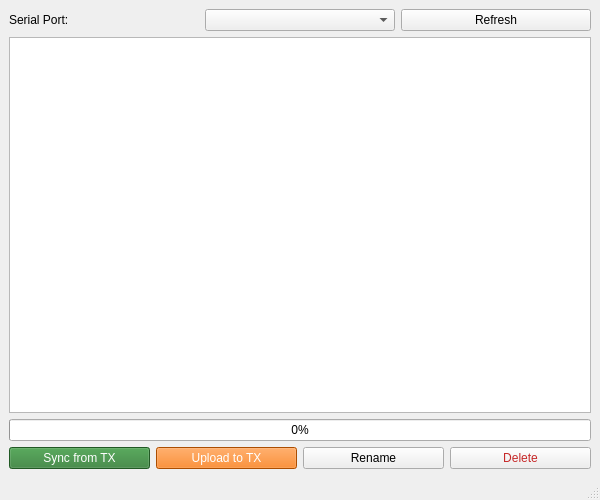
This is manager/manager-cpp/src/mainwindow.ui in kotori/avrrc as Qt 5 draws it before an edit. The edited form follows.
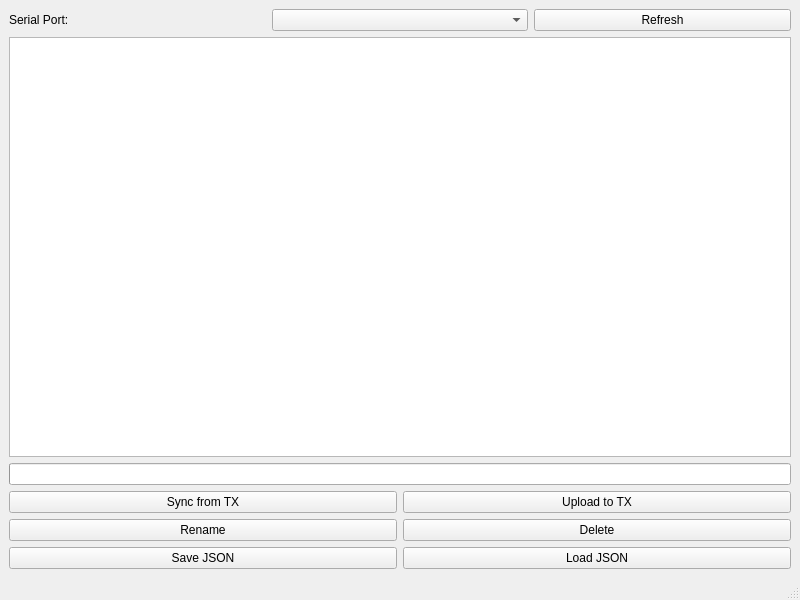
This is the edited form.

Diff of the .ui file:
```diff
--- a/manager/manager-cpp/src/mainwindow.ui
+++ b/manager/manager-cpp/src/mainwindow.ui
@@ -3,19 +3,10 @@
  <class>MainWindow</class>
  <widget class="QMainWindow" name="MainWindow">
   <property name="geometry">
-   <rect>
-    <x>0</x>
-    <y>0</y>
-    <width>600</width>
-    <height>500</height>
-   </rect>
-  </property>
-  <property name="windowTitle">
-   <string>AVRRC Stealth Brick Manager</string>
+   <rect><x>0</x><y>0</y><width>800</width><height>600</height></rect>
   </property>
   <widget class="QWidget" name="centralwidget">
-   <!-- The layout must be the direct child of the widget -->
-   <layout class="QVBoxLayout" name="verticalLayout">
+   <layout class="QVBoxLayout" name="mainLayout">
     <item>
      <layout class="QHBoxLayout" name="portLayout">
       <item>
@@ -37,55 +28,16 @@
       </item>
      </layout>
     </item>
+    <item><widget class="QListWidget" name="modelList"/></item>
+    <item><widget class="QProgressBar" name="progressBar"/></item>
     <item>
-     <widget class="QListWidget" name="modelList"/>
-    </item>
-    <item>
-     <widget class="QProgressBar" name="progressBar">
-      <property name="value">
-       <number>0</number>
-      </property>
-     </widget>
-    </item>
-    <item>
-     <layout class="QHBoxLayout" name="actionLayout">
-      <item>
-       <widget class="QPushButton" name="syncGetBtn">
-        <property name="text">
-         <string>Sync from TX</string>
-        </property>
-        <property name="styleSheet">
-         <string>background-color: #2e7d32; color: white;</string>
-        </property>
-       </widget>
-      </item>
-      <item>
-       <widget class="QPushButton" name="syncSetBtn">
-        <property name="text">
-         <string>Upload to TX</string>
-        </property>
-        <property name="styleSheet">
-         <string>background-color: #ef6c00; color: white;</string>
-        </property>
-       </widget>
-      </item>
-      <item>
-       <widget class="QPushButton" name="renameBtn">
-        <property name="text">
-         <string>Rename</string>
-        </property>
-       </widget>
-      </item>
-      <item>
-       <widget class="QPushButton" name="deleteBtn">
-        <property name="text">
-         <string>Delete</string>
-        </property>
-        <property name="styleSheet">
-         <string>color: #c62828;</string>
-        </property>
-       </widget>
-      </item>
+     <layout class="QGridLayout" name="buttonGrid">
+      <item row="0" column="0"><widget class="QPushButton" name="syncGetBtn"><property name="text"><string>Sync from TX</string></property></widget></item>
+      <item row="0" column="1"><widget class="QPushButton" name="syncSetBtn"><property name="text"><string>Upload to TX</string></property></widget></item>
+      <item row="1" column="0"><widget class="QPushButton" name="renameBtn"><property name="text"><string>Rename</string></property></widget></item>
+      <item row="1" column="1"><widget class="QPushButton" name="deleteBtn"><property name="text"><string>Delete</string></property></widget></item>
+      <item row="2" column="0"><widget class="QPushButton" name="saveJsonBtn"><property name="text"><string>Save JSON</string></property></widget></item>
+      <item row="2" column="1"><widget class="QPushButton" name="loadJsonBtn"><property name="text"><string>Load JSON</string></property></widget></item>
      </layout>
     </item>
    </layout>
```
Left out of the diff: 20 changed lines with no effect on the pictures.
